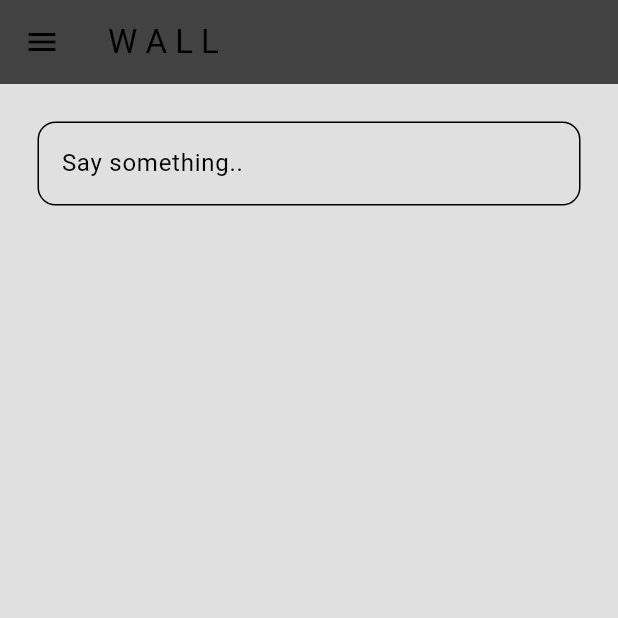
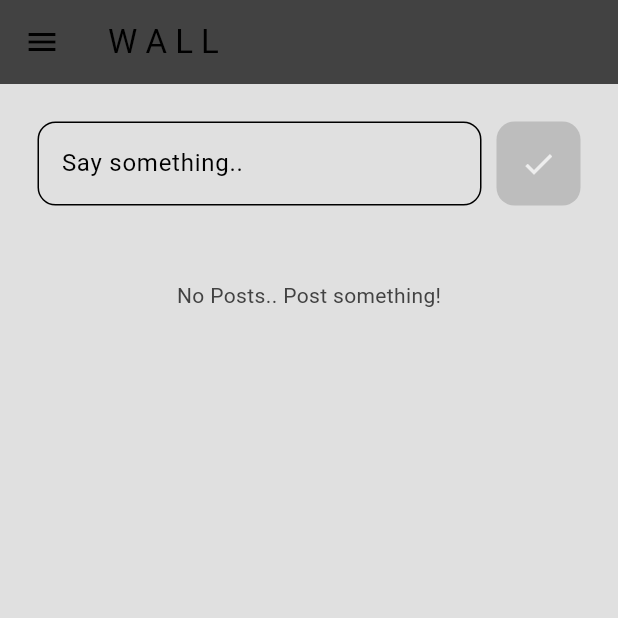
Before and after one commit to ShubhamIDE/minimilist_social_media_app, a Flutter app: the screen it shows once a user with an empty profile is signed in, on a phone screen of 412 x 824 dp, the top half of it. Run offline on Flutter 3.47's test engine with Material 3 defaults, Android fonts, the light colour scheme and no system bars; our stand-ins replace cloud_firestore, firebase_auth, firebase_core; accounts and stored records are empty.

Commit message:
second commit

```diff
--- /dev/null
+++ b/lib/components/my_post_button.dart
@@ -0,0 +1,24 @@
+import 'package:flutter/material.dart';
+
+class PostButton extends StatelessWidget {
+  final void Function()? onTap;
+  const PostButton({super.key, required this.onTap});
+
+  @override
+  Widget build(BuildContext context) {
+    return GestureDetector(
+        onTap: onTap,
+        child: Container(
+            decoration: BoxDecoration(
+                color: Theme.of(context).colorScheme.secondary,
+                borderRadius: BorderRadius.circular(12)),
+            padding: const EdgeInsets.all(16),
+            margin: const EdgeInsets.only(left: 10),
+            child: Center(
+              child: Icon(
+                Icons.done,
+                color: Theme.of(context).colorScheme.primary,
+              ),
+            )));
+  }
+}
--- /dev/null
+++ b/lib/database/firestore.dart
@@ -0,0 +1,29 @@
+/*
+
+This database stores posts that user have published in the app. It is stored in collections called 'Posts' in Firebase.
+
+*/
+import 'package:cloud_firestore/cloud_firestore.dart';
+import 'package:firebase_auth/firebase_auth.dart';
+
+class FireStoreDatabase {
+  User? user = FirebaseAuth.instance.currentUser;
+  final CollectionReference posts =
+      FirebaseFirestore.instance.collection('Posts');
+
+  Future<void> addPost(String message) {
+    return posts.add({
+      'UserEmail': user!.email,
+      'PostMessage': message,
+      'TimeStamp': Timestamp.now(),
+    });
+  }
+
+  Stream<QuerySnapshot> getPostsStream() {
+    final postsStream = FirebaseFirestore.instance
+        .collection('Posts')
+        .orderBy('TimeStamp', descending: true)
+        .snapshots();
+    return postsStream;
+  }
+}
--- a/lib/pages/home_page.dart
+++ b/lib/pages/home_page.dart
@@ -1,6 +1,11 @@
+import 'package:cloud_firestore/cloud_firestore.dart';
 import 'package:firebase_auth/firebase_auth.dart';
 import 'package:flutter/material.dart';
+import 'package:flutter/widgets.dart';
+import 'package:minimilist_social_media_app/components/my_list_tile.dart';
+import 'package:minimilist_social_media_app/components/my_post_button.dart';
 import 'package:minimilist_social_media_app/components/my_text_field.dart';
+import 'package:minimilist_social_media_app/database/firestore.dart';
 
 class HomePage extends StatelessWidget {
   void logout() {
@@ -9,7 +14,18 @@ class HomePage extends StatelessWidget {
 
   HomePage({super.key});
 
+  final FireStoreDatabase database = FireStoreDatabase();
+
   final TextEditingController newPostController = TextEditingController();
+
+  void postMessage() {
+    if (newPostController.text.isNotEmpty) {
+      String message = newPostController.text;
+      database.addPost(message);
+    }
+
+    newPostController.clear();
+  }
 
   @override
   Widget build(BuildContext context) {
@@ -25,11 +41,55 @@ class HomePage extends StatelessWidget {
         children: [
           Padding(
             padding: const EdgeInsets.all(25.0),
-            child: MyTextField(
-                hintText: "Say something..",
-                obscureText: false,
-                controller: newPostController),
-          )
+            child: Row(
+              children: [
+                Expanded(
+                  child: MyTextField(
+                      hintText: "Say something..",
+                      obscureText: false,
+                      controller: newPostController),
+                ),
+                PostButton(onTap: () {
+                  postMessage;
+                })
+              ],
+            ),
+          ),
+          StreamBuilder(
+              stream: database.getPostsStream(),
+              builder: ((context, snapshot) {
+                // show loading circle
+                if (snapshot.connectionState == ConnectionState.waiting) {
+                  return Center(
+                    child: CircularProgressIndicator(),
+                  );
+                }
+
+                final posts = snapshot.data!.docs;
+
+                if (snapshot.data == null || posts.isEmpty) {
+                  return const Center(
+                    child: Padding(
+                      padding: EdgeInsets.all(25),
+                      child: Text("No Posts.. Post something!"),
+                    ),
+                  );
+                }
+
+                return Expanded(
+                    child: ListView.builder(
+                  itemCount: posts.length,
+                  itemBuilder: (context, index) {
+                    final post = posts[index];
+
+                    String message = post['PostMessage'];
+                    String userEmail = post['UserEmail'];
+                    Timestamp timeStamp = post['TimeStamp'];
+
+                    return MyListTile(title: message, subtitle: userEmail);
+                  },
+                ));
+              }))
         ],
       ),
     );
```
Also changed, not shown: lib/components/my_list_tile.dart (added, +26 -0 lines).
